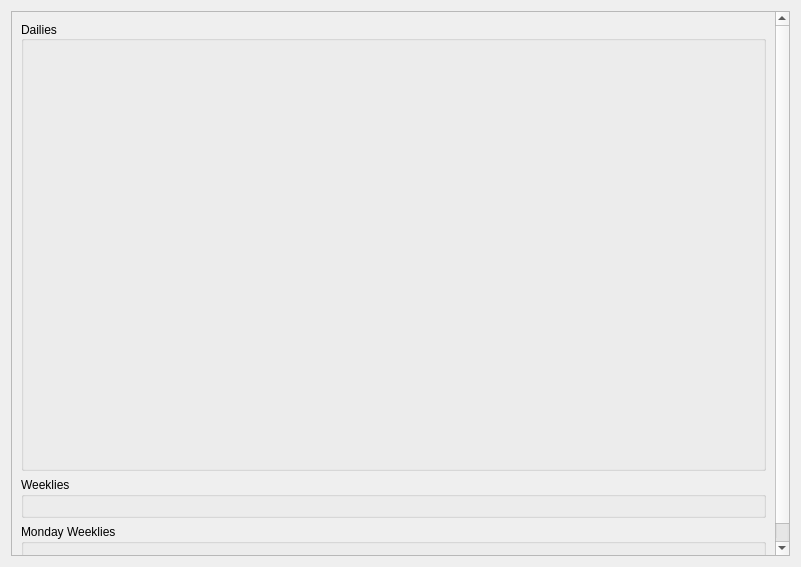
This is MapleDailyTracker/trackertabcontent.ui in BryceCallender/OldMapleTracker as Qt 5 draws it before an edit. The edited form follows.
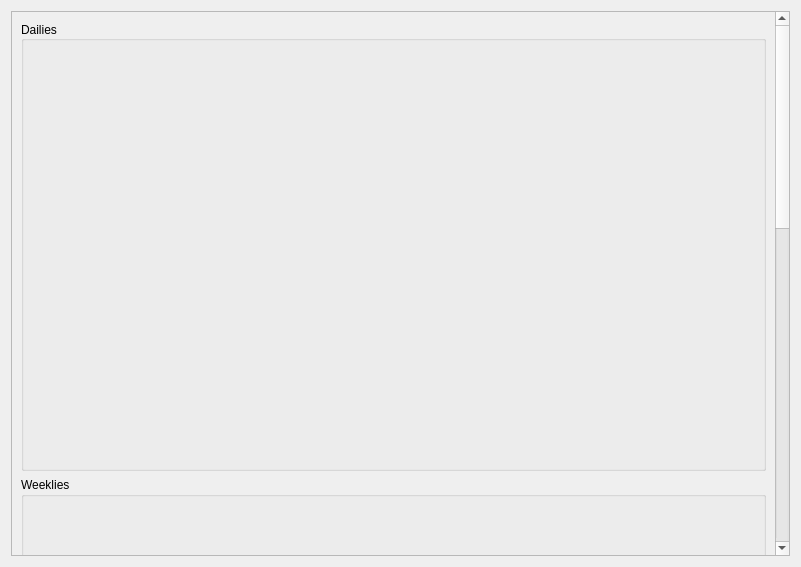
This is the edited form.

The edit to the form file:
```diff
--- a/MapleDailyTracker/trackertabcontent.ui
+++ b/MapleDailyTracker/trackertabcontent.ui
@@ -29,9 +29,9 @@
       <property name="geometry">
        <rect>
         <x>0</x>
-        <y>0</y>
+        <y>-426</y>
         <width>767</width>
-        <height>566</height>
+        <height>1380</height>
        </rect>
       </property>
       <layout class="QVBoxLayout" name="verticalLayout_4">
@@ -57,6 +57,12 @@
        </item>
        <item>
         <widget class="QGroupBox" name="wedWeekliesBox">
+         <property name="minimumSize">
+          <size>
+           <width>0</width>
+           <height>450</height>
+          </size>
+         </property>
          <property name="title">
           <string>Weeklies</string>
          </property>
@@ -65,6 +71,12 @@
        </item>
        <item>
         <widget class="QGroupBox" name="monWeekliesBox">
+         <property name="minimumSize">
+          <size>
+           <width>0</width>
+           <height>450</height>
+          </size>
+         </property>
          <property name="title">
           <string>Monday Weeklies</string>
          </property>
```
